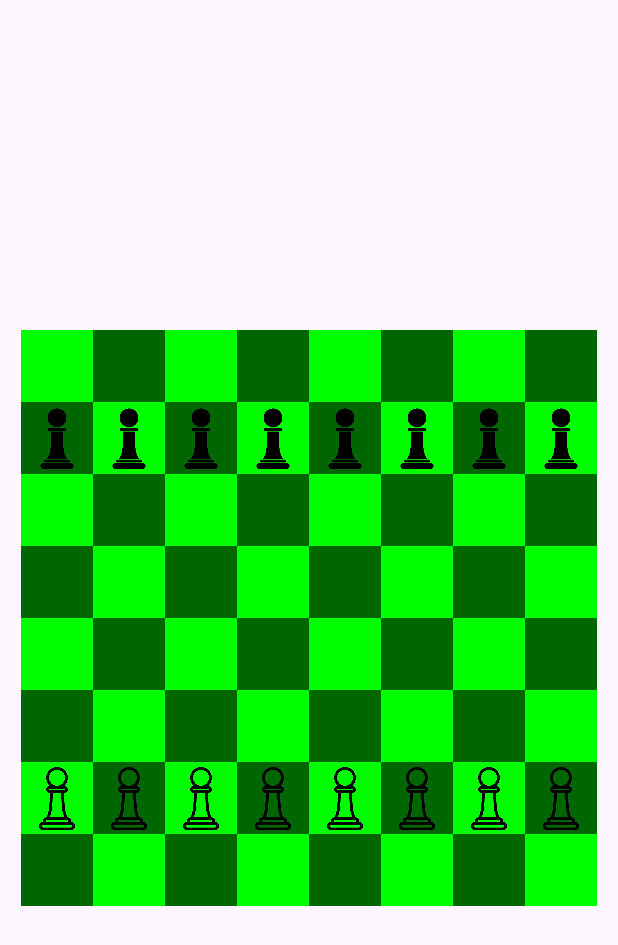
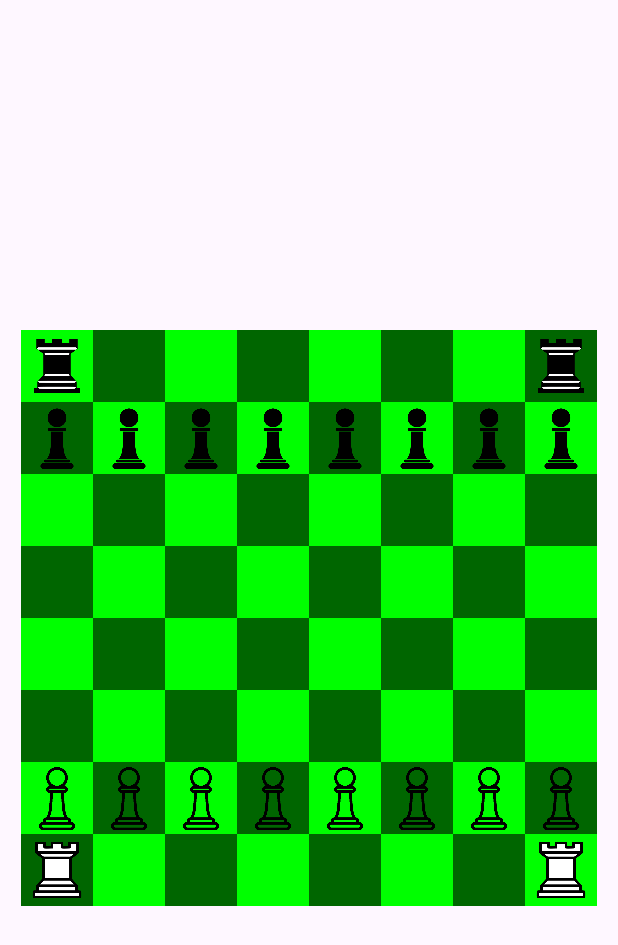
Before and after one commit to ikhsansdqq/chess-board-game-rpl, an Android app: the InGameActivity screen opened directly, with no data from a screen before it, on a phone screen of 412 x 824 dp. Shown: the top 945 px of the screen. Run offline under Robolectric (Android 15) with nearby library versions, the phone set to English and light mode, and no system bars.

Commit message:
Add Rook
Rook without any abilites to move

```diff
--- a/app/src/main/java/com/chess/chess_board_game_rpl/GameBoard.java
+++ b/app/src/main/java/com/chess/chess_board_game_rpl/GameBoard.java
@@ -28,7 +28,20 @@ public class GameBoard {
                     squares[row][col].setOccupiedBy(pawn_white);
                     squares[row][col].setOccupied(true);
                 }
-                // You might also place pieces here depending on your design
+
+                if (row == 0 && (col == 0 || col == 7)){
+                    piece_tag = "R" + (col + 1) + "B";
+                    Piece rook_black = new Rook("BLACK",piece_tag);
+                    squares[row][col].setOccupiedBy(rook_black);
+                    squares[row][col].setOccupied(true);
+                }
+
+                if (row == 7&& (col == 0 || col == 7)){
+                    piece_tag = "R" + (col + 1) + "W";
+                    Piece rook_black = new Rook("WHITE",piece_tag);
+                    squares[row][col].setOccupiedBy(rook_black);
+                    squares[row][col].setOccupied(true);
+                }
             }
         }
 
--- a/app/src/main/java/com/chess/chess_board_game_rpl/InGameActivity.java
+++ b/app/src/main/java/com/chess/chess_board_game_rpl/InGameActivity.java
@@ -1,7 +1,9 @@
 package com.chess.chess_board_game_rpl;
 
 import android.content.Intent;
+import android.net.ipsec.ike.ChildSessionCallback;
 import android.os.Bundle;
+import android.util.Log;
 import android.widget.GridLayout;
 import android.widget.ImageView;
 import android.widget.Toast;
@@ -74,10 +76,18 @@ public class InGameActivity extends AppCompatActivity {
                 assert gameSquare != null;
                 if (gameSquare.isOccupied()) { //Check if the square is occupied
                     Piece piece = gameSquare.getOccupiedBy(); //Get the pieces data if occupied
-                        if (piece instanceof Pawn && Objects.equals(piece.getColor(), "BLACK")) { //Check its Color
-                            square.setImageResource(R.drawable.pawn_black); //Set the square image to the same color as pieces data
-                        }else if (piece instanceof Pawn && Objects.equals(piece.getColor(), "WHITE")) {
-                            square.setImageResource(R.drawable.pawn_white);
+                        if (piece instanceof Pawn){
+                            if (Objects.equals(piece.getColor(), "BLACK")){
+                                square.setImageResource(R.drawable.pawn_black);
+                            }else if (Objects.equals(piece.getColor(),"WHITE")){
+                                square.setImageResource(R.drawable.pawn_white);
+                            }
+                        }else if (piece instanceof Rook){
+                            if (Objects.equals(piece.getColor(), "BLACK")){
+                                square.setImageResource(R.drawable.rook_black);
+                            }else if (Objects.equals(piece.getColor(),"WHITE")){
+                                square.setImageResource(R.drawable.rook_white);
+                            }
                         }
                 }
                 // Set the background color or image depending on the square's color
@@ -100,12 +110,12 @@ public class InGameActivity extends AppCompatActivity {
                     // This condition is true when the player has not yet clicked on a piece, indicating the beginning of the action to select a piece on the board.
                     if (selectedSquareWrapper.square == null) {
                         // First click - Selecting the pieces
-                        if (clickedSquare.isOccupied() && clickedSquare.getOccupiedBy() instanceof Pawn) { // TODO Making it more maintainble by making it universal instead of each pawn
+                        Log.d("ChessDebug", String.valueOf(clickedSquare.getOccupiedBy() instanceof Piece));
+                        if (clickedSquare.isOccupied() & clickedSquare.getOccupiedBy() instanceof Piece) { // TODO Making it more maintainble by making it universal instead of each pawn
                             selectedSquareWrapper.square = clickedSquare; //The wrapper
                             selectedSquareWrapper.view = (ImageView) v;
 
-                            // TODO make a limit
-
+                            // TODO make a view limit
                             /*
                             if (Objects.equals(clickedSquare.getOccupiedBy().getColor(), "BLACK")){
                                 for(int count = selectedSquareWrapper.square.getYPosition() + 1 ; count <= selectedSquareWrapper.square.getYPosition() + 2 ; count++) {
@@ -118,20 +128,22 @@ public class InGameActivity extends AppCompatActivity {
 
                         }
                     } else {
-                        // Second click - Attempting to move the pawn
+                        // Second click - Attempting to move the piece
                         // Reset if invalid
-                        if (selectedSquareWrapper.square.getOccupiedBy().validMove(selectedSquareWrapper.square, clickedSquare,this)) { //Checking if the move is valid
+                        if (selectedSquareWrapper.square.getOccupiedBy().validMove(selectedSquareWrapper.square, clickedSquare,this)) {
 
-                            // Move is valid
-                            assert clickedSquare != null; // Just to make sure if somehow the clicked square is NULL
-                            movePawn(selectedSquareWrapper.square, clickedSquare, selectedSquareWrapper.view, (ImageView) v); //Attempt to move the pawn
-
+                            if (selectedSquareWrapper.square.getOccupiedBy() instanceof Pawn) {
+                                assert clickedSquare != null; // Just to make sure if somehow the clicked square is NULL
+                                movePawn(selectedSquareWrapper.square, clickedSquare, selectedSquareWrapper.view, (ImageView) v); //At
+                           }else if (selectedSquareWrapper.square.getOccupiedBy() instanceof Rook){
+                                assert clickedSquare != null; // Just to make sure if somehow the clicked square is NULL
+                                moveRook(selectedSquareWrapper.square, clickedSquare, selectedSquareWrapper.view, (ImageView) v); //At
+                            }
                             selectedSquareWrapper.square = null; // Reset after moving
                             selectedSquareWrapper.view = null;
                         } else {
                             // Move is invalid
                             Toast.makeText(getApplicationContext(), "Invalid move", Toast.LENGTH_SHORT).show();
-
                         }
                     }
                 });
@@ -174,4 +186,8 @@ public class InGameActivity extends AppCompatActivity {
 
         }
     }
+
+    private void moveRook(Square fromSquare, Square toSquare, ImageView fromView, ImageView toView){
+
+    }
 }
--- /dev/null
+++ b/app/src/main/java/com/chess/chess_board_game_rpl/Rook.java
@@ -0,0 +1,16 @@
+package com.chess.chess_board_game_rpl;
+
+import android.content.Context;
+import android.util.Log;
+import android.widget.Toast;
+
+public class Rook extends Piece{
+    public Rook(String color, String piece_tag) {
+        super(color, piece_tag);
+    }
+    @Override
+    public boolean validMove(Square currentSquare, Square targetSquare, Context context) {
+        return true;
+    }
+
+}
```
Also changed, not shown: app/src/main/res/drawable/rook_black.png (added), app/src/main/res/drawable/rook_white.png (added).
